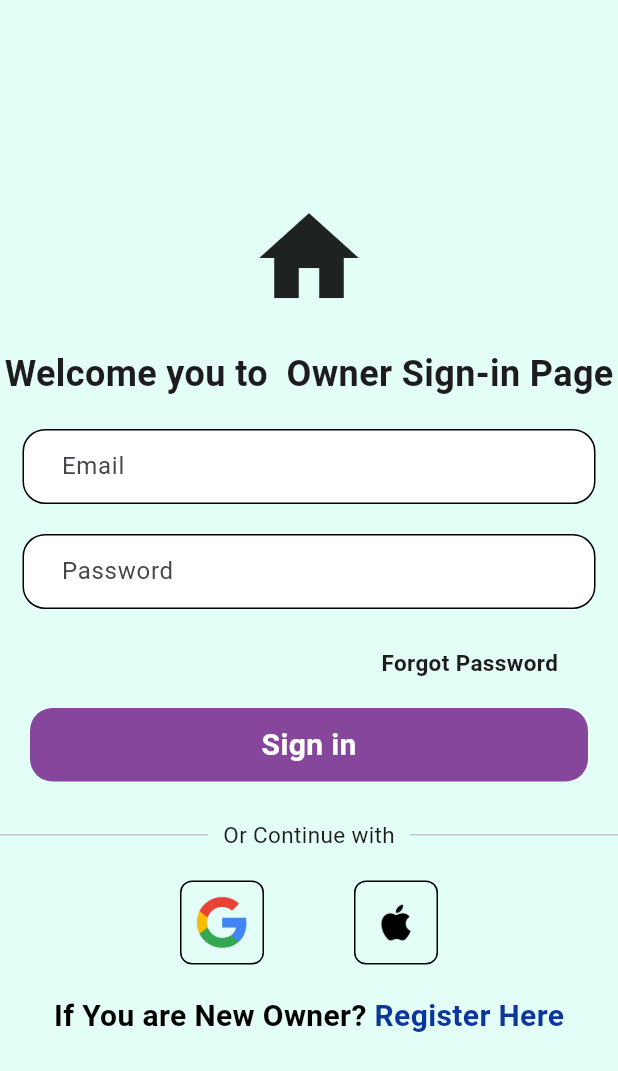
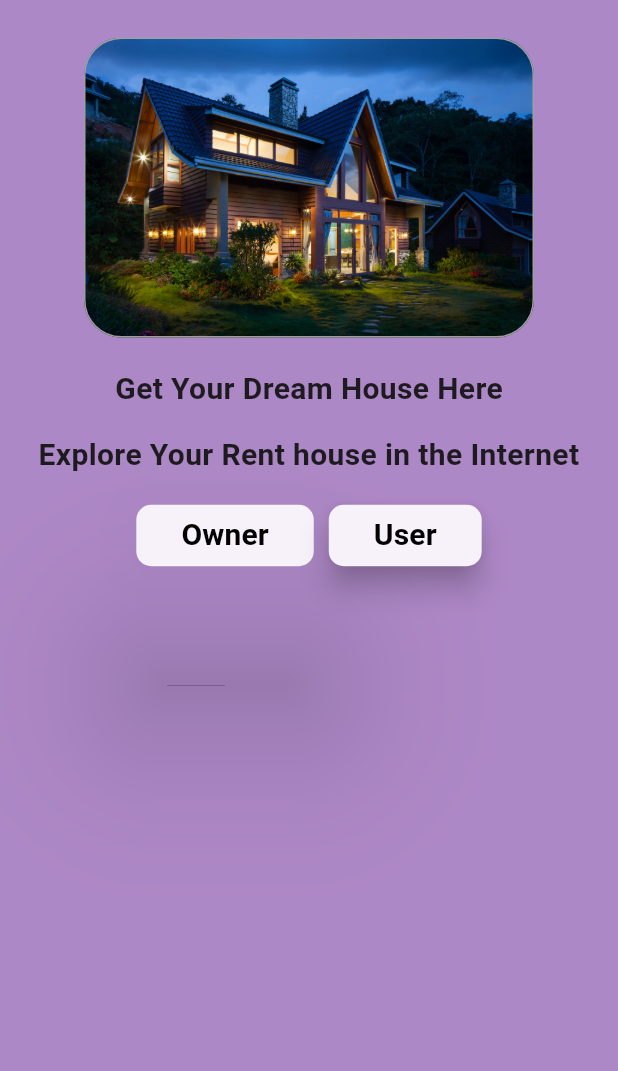
Before and after one commit to dhanush-10/house_rental_app, a Flutter app: the screen it shows after launch, on a phone screen of 412 x 824 dp. Shown: the top 1071 px of the screen. Run offline on Flutter 3.47's test engine with Material 3 defaults, Android fonts, the phone set to English and light mode, and no system bars; our stand-ins replace firebase_auth, firebase_core; accounts and stored records are empty; Roboto replaces fonts that are missing (DancingScript, addressCityAndState).

Commit message:
user-login using firebase

```diff
--- /dev/null
+++ b/lib/widgets/Home.dart
@@ -0,0 +1,104 @@
+import 'package:flutter/material.dart';
+import 'package:house_rental_app/widgets/login.dart';
+
+class HomeScreen extends StatefulWidget {
+  const HomeScreen({super.key});
+
+  @override
+  State<HomeScreen> createState() => _HomeScreenState();
+}
+
+class _HomeScreenState extends State<HomeScreen> {
+  @override
+  Widget build(BuildContext context) {
+    return Scaffold(
+      backgroundColor: const Color(0xFFAD88C6),
+      body: Center(
+        child: Column(
+          children: <Widget>[
+            Padding(
+              padding: const EdgeInsets.fromLTRB(0, 25.0, 0, 0),
+              child: Container(
+                height: 200,
+                width: 300,
+                decoration: BoxDecoration(
+                  image: const DecorationImage(
+                      image: AssetImage('images/house.jpg'),
+                      fit: BoxFit.contain),
+                  borderRadius: BorderRadius.circular(
+                    25,
+                  ),
+                  border: Border.all(color: Colors.grey),
+                ),
+              ),
+            ),
+            const SizedBox(height: 20),
+            const Text(
+              'Get Your Dream House Here',
+              style: TextStyle(fontSize: 20, fontWeight: FontWeight.bold),
+            ),
+            const SizedBox(height: 15),
+            const Text(
+              'Explore Your Rent house in the Internet ',
+              style: TextStyle(fontSize: 20, fontWeight: FontWeight.bold),
+              textAlign: TextAlign.center,
+            ),
+            const SizedBox(height: 15),
+            Row(
+              mainAxisAlignment: MainAxisAlignment.center,
+              children: <Widget>[
+                ElevatedButton(
+                  onPressed: () {
+                    Navigator.of(context).push(MaterialPageRoute(
+                        builder: (context) => const LoginWidget()));
+                  },
+                  child: Padding(
+                    padding: const EdgeInsets.all(6.0),
+                    child: Text(
+                      'Owner',
+                      style: TextStyle(
+                          fontFamily: AutofillHints.addressCityAndState,
+                          fontSize: 20,
+                          fontWeight: FontWeight.bold,
+                          color: Colors.black),
+                    ),
+                  ),
+                  style: ElevatedButton.styleFrom(
+                    elevation: 50,
+                    shape: RoundedRectangleBorder(
+                      borderRadius: BorderRadius.circular(10),
+                    ),
+                  ),
+                ),
+                const SizedBox(width: 10),
+                ElevatedButton(
+                  onPressed: () {
+                    Navigator.of(context).push(MaterialPageRoute(
+                        builder: (context) => const LoginWidget()));
+                  },
+                  child: Padding(
+                    padding: EdgeInsets.all(6.0),
+                    child: const Text(
+                      'User',
+                      style: TextStyle(
+                          fontFamily: AutofillHints.addressCityAndState,
+                          fontSize: 20,
+                          fontWeight: FontWeight.bold,
+                          color: Colors.black),
+                    ),
+                  ),
+                  style: ElevatedButton.styleFrom(
+                    elevation: 8,
+                    shape: RoundedRectangleBorder(
+                      borderRadius: BorderRadius.circular(10),
+                    ),
+                  ),
+                ),
+              ],
+            )
+          ],
+        ),
+      ),
+    );
+  }
+}
--- a/pubspec.yaml
+++ b/pubspec.yaml
@@ -30,6 +30,8 @@ environment:
 dependencies:
   flutter:
     sdk: flutter
+  firebase_core: ^2.27.0
+  firebase_auth: ^4.17.8
 
   # The following adds the Cupertino Icons font to your application.
   # Use with the CupertinoIcons class for iOS style icons.
@@ -44,7 +46,7 @@ dev_dependencies:
   # activated in the `analysis_options.yaml` file located at the root of your
   # package. See that file for information about deactivating specific lint
   # rules and activating additional ones.
-  flutter_lints: ^2.0.0
+  flutter_lints: ^3.0.2
 
 # For information on the generic Dart part of this file, see the
 # following page: https://dart.dev/tools/pub/pubspec
```
Also changed, not shown: lib/main.dart (+11 -3 lines), lib/widgets/NewOwner.dart (deleted, +0 -15 lines), lib/widgets/New_user.dart (added, +304 -0 lines), lib/widgets/login.dart (+106 -14 lines), lib/widgets/second.dart (added, +20 -0 lines), images/house.jpg (added), pubspec.lock, 6 other files.
